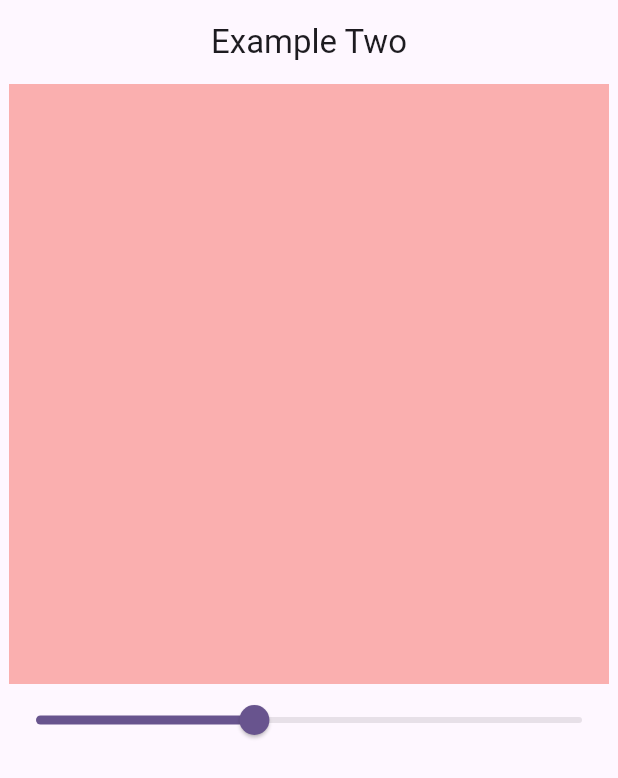
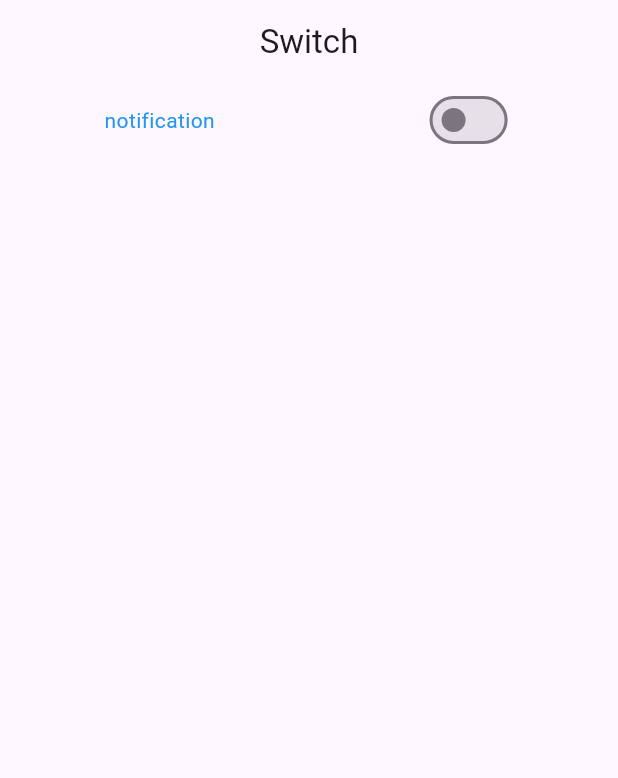
Before and after one commit to Poonamsh06/getx_tut, a Flutter app: the screen it shows after launch, on a phone screen of 412 x 824 dp. Shown: the top 778 px of the screen. Run offline on Flutter 3.47's test engine with Material 3 defaults, Android fonts, the phone set to English and light mode, and no system bars; our stand-ins replace get.

Commit message:
switch statement

```diff
--- /dev/null
+++ b/lib/controller.dart/switch_controller.dart
@@ -0,0 +1,9 @@
+import 'package:get/get.dart';
+
+class SwitchController extends GetxController {
+  RxBool notification = false.obs;
+
+  updateSwitch(bool value) {
+    notification.value = value;
+  }
+}
--- a/lib/example_two.dart
+++ b/lib/example_two.dart
@@ -1,6 +1,6 @@
 import 'package:flutter/material.dart';
 import 'package:get/get.dart';
-import 'package:getx_tut/controller.dart/exampleTwo.dart';
+import 'package:getx_tut/controller.dart/exampleTwo_controller.dart';
 
 class ExampleTwo extends StatefulWidget {
   const ExampleTwo({super.key});
--- a/lib/main.dart
+++ b/lib/main.dart
@@ -4,6 +4,7 @@ import 'package:getx_tut/example_two.dart';
 import 'package:getx_tut/home.dart';
 import 'package:getx_tut/localization.dart';
 import 'package:getx_tut/services/translation_services.dart';
+import 'package:getx_tut/switch.dart';
 
 void main() {
   runApp(const MyApp());
@@ -16,6 +17,7 @@ class MyApp extends StatelessWidget {
   @override
   Widget build(BuildContext context) {
     return GetMaterialApp(
+        debugShowCheckedModeBanner: false,
         title: 'Flutter Demo',
         locale: Locale("en_Us"),
         fallbackLocale: Locale("en_US"),
@@ -24,7 +26,7 @@ class MyApp extends StatelessWidget {
           colorScheme: ColorScheme.fromSeed(seedColor: Colors.deepPurple),
           useMaterial3: true,
         ),
-        home: ExampleTwo()
+        home: SwitchPage()
         // LocalizationPage(),
         );
   }
--- /dev/null
+++ b/lib/switch.dart
@@ -0,0 +1,35 @@
+import 'package:flutter/material.dart';
+import 'package:get/get.dart';
+import 'package:getx_tut/controller.dart/switch_controller.dart';
+
+class SwitchPage extends StatelessWidget {
+  SwitchController switchController = Get.put(SwitchController());
+  SwitchPage({super.key});
+
+  @override
+  Widget build(BuildContext context) {
+    return Scaffold(
+      appBar: AppBar(
+        title: Text("Switch"),
+        centerTitle: true,
+      ),
+      body: Row(
+        mainAxisAlignment: MainAxisAlignment.spaceAround,
+        children: [
+          const Text(
+            "notification",
+            style: TextStyle(color: Colors.blue),
+          ),
+          Obx(
+            () => Switch(
+                value: switchController.notification.value,
+                onChanged: (value) {
+                  switchController.notification.value = value;
+                  switchController.updateSwitch(value);
+                }),
+          )
+        ],
+      ),
+    );
+  }
+}
```
Also changed, not shown: lib/controller.dart/exampleTwo_controller.dart (renamed from lib/controller.dart/exampleTwo.dart).
